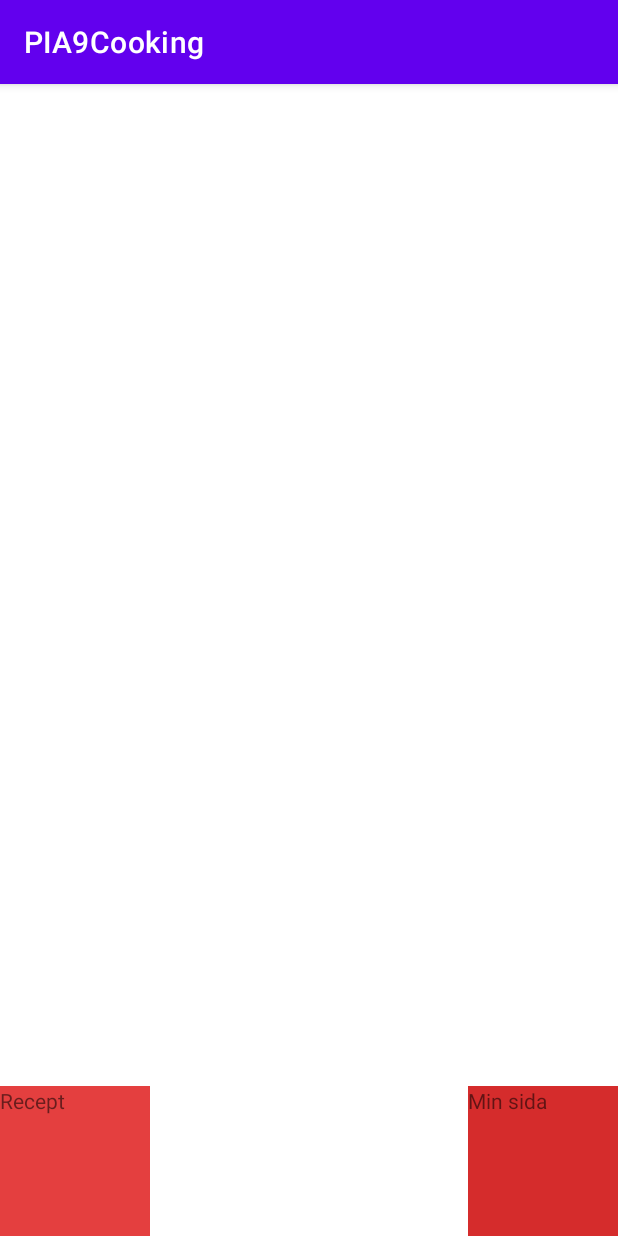
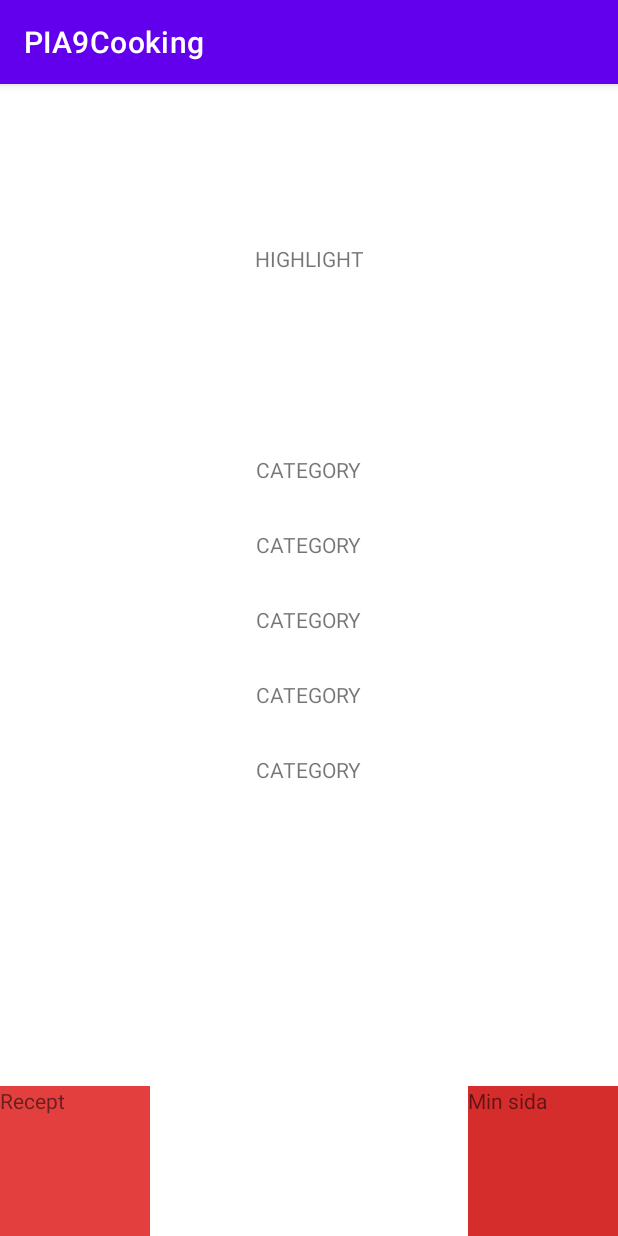
Before and after one commit to billmartensson/PIA9Cooking, an Android app: the screen it shows after launch (MainActivity), on a phone screen of 412 x 824 dp. Run offline under Robolectric (Android 15) with nearby library versions, the phone set to English and light mode, and no system bars.

Commit message:
Recyclerview grund

```diff
--- /dev/null
+++ b/app/src/main/java/se/magictechnology/pia9cooking/CategoriesAdapter.kt
@@ -0,0 +1,29 @@
+package se.magictechnology.pia9cooking
+
+import android.view.LayoutInflater
+import android.view.View
+import android.view.ViewGroup
+import androidx.recyclerview.widget.RecyclerView
+
+class CategoriesAdapter() : RecyclerView.Adapter<CategoryViewHolder>() {
+
+    override fun onCreateViewHolder(parent: ViewGroup, viewType: Int): CategoryViewHolder {
+        val vh = CategoryViewHolder(LayoutInflater.from(parent.context).inflate(R.layout.category_item, parent, false))
+        return vh
+    }
+
+    override fun getItemCount(): Int {
+        return 5
+    }
+
+    override fun onBindViewHolder(holder: CategoryViewHolder, position: Int) {
+
+    }
+
+}
+
+class CategoryViewHolder (view: View) : RecyclerView.ViewHolder(view) {
+
+
+
+}
--- a/app/src/main/java/se/magictechnology/pia9cooking/StartFragment.kt
+++ b/app/src/main/java/se/magictechnology/pia9cooking/StartFragment.kt
@@ -11,6 +11,7 @@ import androidx.recyclerview.widget.RecyclerView
 class StartFragment : Fragment() {
 
     var hightlightsadapter = HighlightsAdapter()
+    var categoriesadapter = CategoriesAdapter()
 
     override fun onCreateView(
         inflater: LayoutInflater, container: ViewGroup?,
@@ -25,7 +26,13 @@ class StartFragment : Fragment() {
 
         var highlightsrv = view.findViewById<RecyclerView>(R.id.startHighlightsRV)
 
-        highlightsrv.layoutManager = LinearLayoutManager(this)
+        highlightsrv.layoutManager = LinearLayoutManager(context, LinearLayoutManager.HORIZONTAL, false)
         highlightsrv.adapter = hightlightsadapter
+
+        var categoriesrv = view.findViewById<RecyclerView>(R.id.startCategoriesRV)
+
+        categoriesrv.layoutManager = LinearLayoutManager(context)
+        categoriesrv.adapter = categoriesadapter
+
     }
 }
--- /dev/null
+++ b/app/src/main/res/layout/category_item.xml
@@ -0,0 +1,17 @@
+<?xml version="1.0" encoding="utf-8"?>
+<androidx.constraintlayout.widget.ConstraintLayout xmlns:android="http://schemas.android.com/apk/res/android"
+    xmlns:app="http://schemas.android.com/apk/res-auto"
+    xmlns:tools="http://schemas.android.com/tools"
+    android:layout_width="match_parent"
+    android:layout_height="50dp">
+
+    <TextView
+        android:id="@+id/textView4"
+        android:layout_width="wrap_content"
+        android:layout_height="wrap_content"
+        android:text="CATEGORY"
+        app:layout_constraintBottom_toBottomOf="parent"
+        app:layout_constraintEnd_toEndOf="parent"
+        app:layout_constraintStart_toStartOf="parent"
+        app:layout_constraintTop_toTopOf="parent" />
+</androidx.constraintlayout.widget.ConstraintLayout>
```
